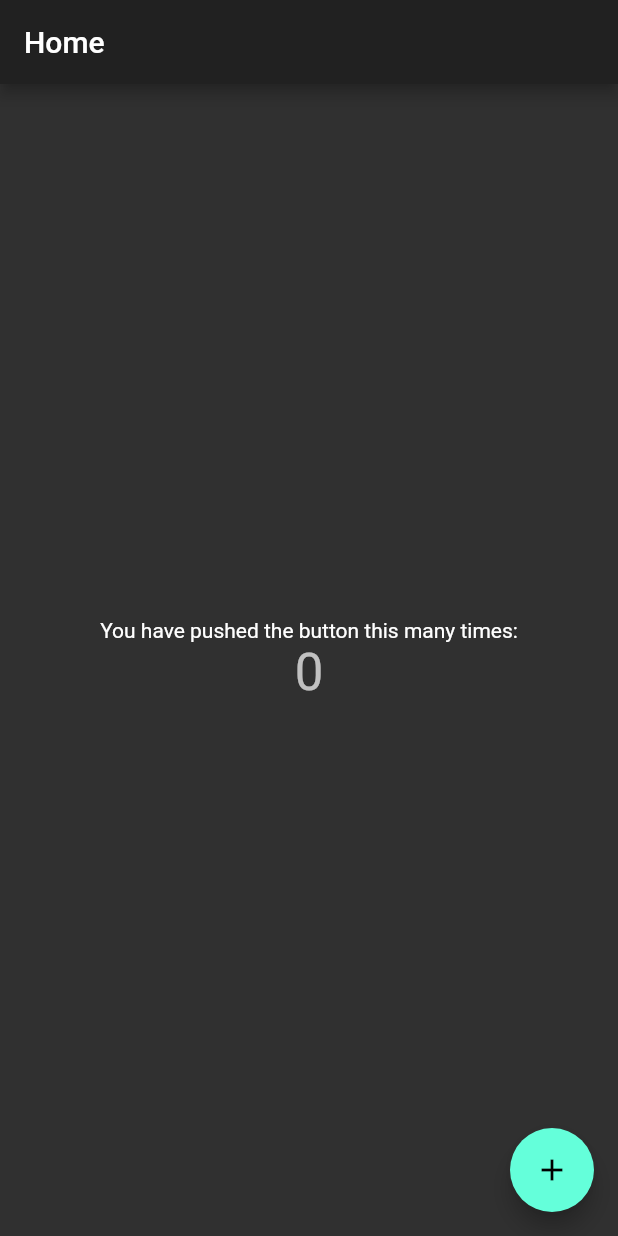
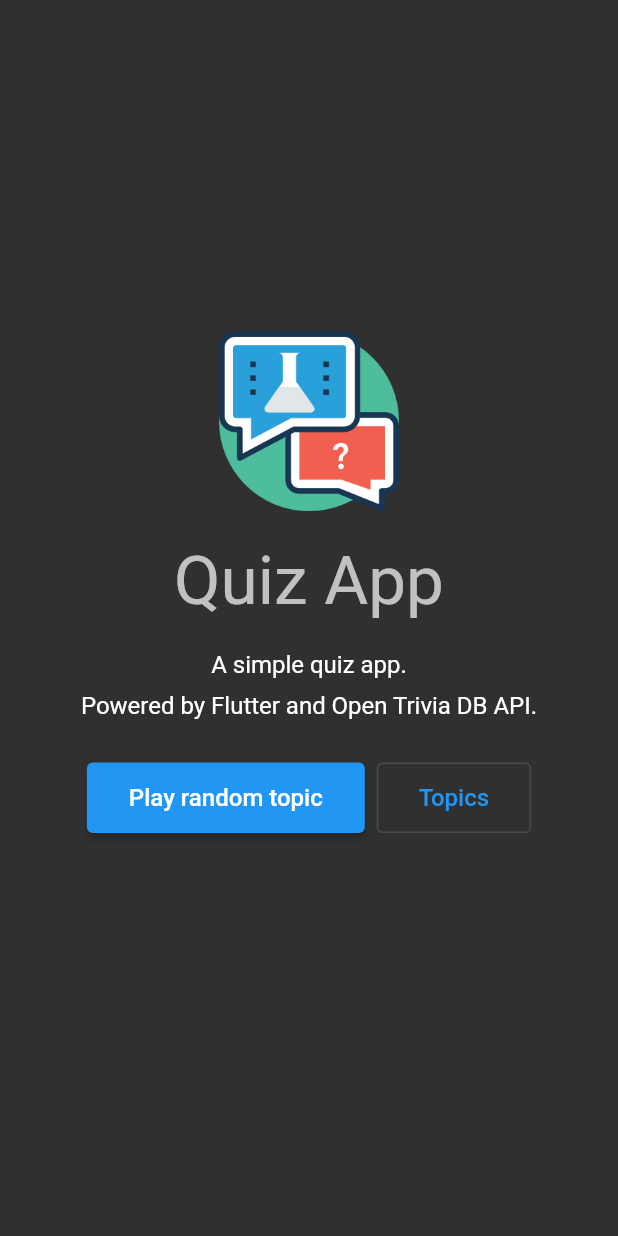
Before and after one commit to HopeEdwige/flutter-apps, a Flutter app: the screen it shows after launch, on a phone screen of 412 x 824 dp. Run offline on Flutter 3.47's test engine with Material 2 defaults, Android fonts, the phone set to English and light mode, and no system bars.

Commit message:
Home screen layout of Quiz app

```diff
--- a/quiz_app/lib/routes.dart
+++ b/quiz_app/lib/routes.dart
@@ -3,7 +3,7 @@ import 'package:quiz_app/screens/home_screen/index.dart';
 
 class Routes {
   final routes = <String, WidgetBuilder>{
-    '/': (BuildContext context) => new Home(title: 'Home'),
+    '/': (BuildContext context) => new HomeScreen(),
   };
 
   Routes() {
--- a/quiz_app/lib/screens/home_screen/home_screen.dart
+++ b/quiz_app/lib/screens/home_screen/home_screen.dart
@@ -1,86 +1,75 @@
 import 'package:flutter/material.dart';
 
-class Home extends StatefulWidget {
-  Home({Key key, this.title}) : super(key: key);
-
-  // This widget is the home page of your application. It is stateful, meaning
-  // that it has a State object (defined below) that contains fields that affect
-  // how it looks.
-
-  // This class is the configuration for the state. It holds the values (in this
-  // case the title) provided by the parent (in this case the App widget) and
-  // used by the build method of the State. Fields in a Widget subclass are
-  // always marked "final".
-
-  final String title;
-
-  @override
-  _MyHomeState createState() => _MyHomeState();
-}
-
-class _MyHomeState extends State<Home> {
-  int _counter = 0;
-
-  void _incrementCounter() {
-    setState(() {
-      // This call to setState tells the Flutter framework that something has
-      // changed in this State, which causes it to rerun the build method below
-      // so that the display can reflect the updated values. If we changed
-      // _counter without calling setState(), then the build method would not be
-      // called again, and so nothing would appear to happen.
-      _counter++;
-    });
-  }
+class HomeScreen extends StatelessWidget {
+  HomeScreen({Key key}) : super(key: key);
 
   @override
   Widget build(BuildContext context) {
-    // This method is rerun every time setState is called, for instance as done
-    // by the _incrementCounter method above.
-    //
-    // The Flutter framework has been optimized to make rerunning build methods
-    // fast, so that you can just rebuild anything that needs updating rather
-    // than having to individually change instances of widgets.
+    final theme = Theme.of(context);
+    final size = MediaQuery.of(context).size;
+
     return Scaffold(
       appBar: AppBar(
-        // Here we take the value from the Home object that was created by
-        // the App.build method, and use it to set our appbar title.
-        title: Text(widget.title),
+        elevation: 0,
+        backgroundColor: Colors.transparent,
       ),
       body: Center(
-        // Center is a layout widget. It takes a single child and positions it
-        // in the middle of the parent.
+        child: Padding(
+          padding: EdgeInsets.only(top: size.height / 5),
           child: Column(
-          // Column is also a layout widget. It takes a list of children and
-          // arranges them vertically. By default, it sizes itself to fit its
-          // children horizontally, and tries to be as tall as its parent.
-          //
-          // Invoke "debug painting" (press "p" in the console, choose the
-          // "Toggle Debug Paint" action from the Flutter Inspector in Android
-          // Studio, or the "Toggle Debug Paint" command in Visual Studio Code)
-          // to see the wireframe for each widget.
-          //
-          // Column has various properties to control how it sizes itself and
-          // how it positions its children. Here we use mainAxisAlignment to
-          // center the children vertically; the main axis here is the vertical
-          // axis because Columns are vertical (the cross axis would be
-          // horizontal).
-          mainAxisAlignment: MainAxisAlignment.center,
+            // mainAxisAlignment: MainAxisAlignment.center,
             children: <Widget>[
-            Text(
-              'You have pushed the button this many times:',
+              Image.asset(
+                'assets/images/logo.png',
+                width: 120,
+              ),
+              SizedBox(
+                height: 20,
               ),
               Text(
-              '$_counter',
-              style: Theme.of(context).textTheme.headline4,
+                'Quiz App',
+                style: theme.textTheme.headline3,
+              ),
+              SizedBox(
+                height: 20,
+              ),
+              Text(
+                'A simple quiz app.',
+                style: theme.textTheme.subtitle1,
+              ),
+              SizedBox(
+                height: 8,
+              ),
+              Text(
+                'Powered by Flutter and Open Trivia DB API.',
+                style: theme.textTheme.subtitle1,
+              ),
+              SizedBox(
+                height: 20,
+              ),
+              ButtonBar(
+                alignment: MainAxisAlignment.center,
+                children: <Widget>[
+                  ElevatedButton(
+                    onPressed: () {},
+                    child: Padding(
+                      padding: const EdgeInsets.symmetric(horizontal: 12, vertical: 14),
+                      child: Text('Play random topic', style: TextStyle(fontSize: 16)),
+                    ),
+                  ),
+                  OutlinedButton(
+                    onPressed: () {},
+                    child: Padding(
+                      padding: const EdgeInsets.symmetric(horizontal: 12, vertical: 14),
+                      child: Text('Topics', style: TextStyle(fontSize: 16)),
+                    ),
+                  ),
+                ],
               ),
             ],
           ),
         ),
-      floatingActionButton: FloatingActionButton(
-        onPressed: _incrementCounter,
-        tooltip: 'Increment',
-        child: Icon(Icons.add),
-      ), // This trailing comma makes auto-formatting nicer for build methods.
+      ),
     );
   }
 }
```
Lines whose indentation alone changed are shown as unchanged.
